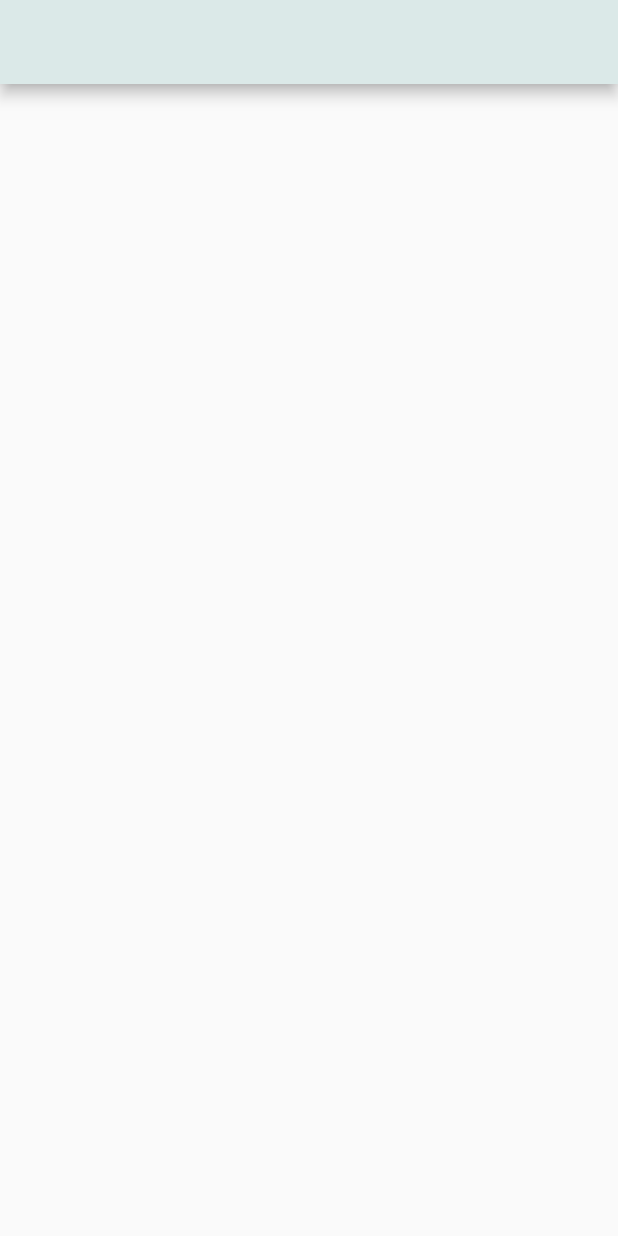
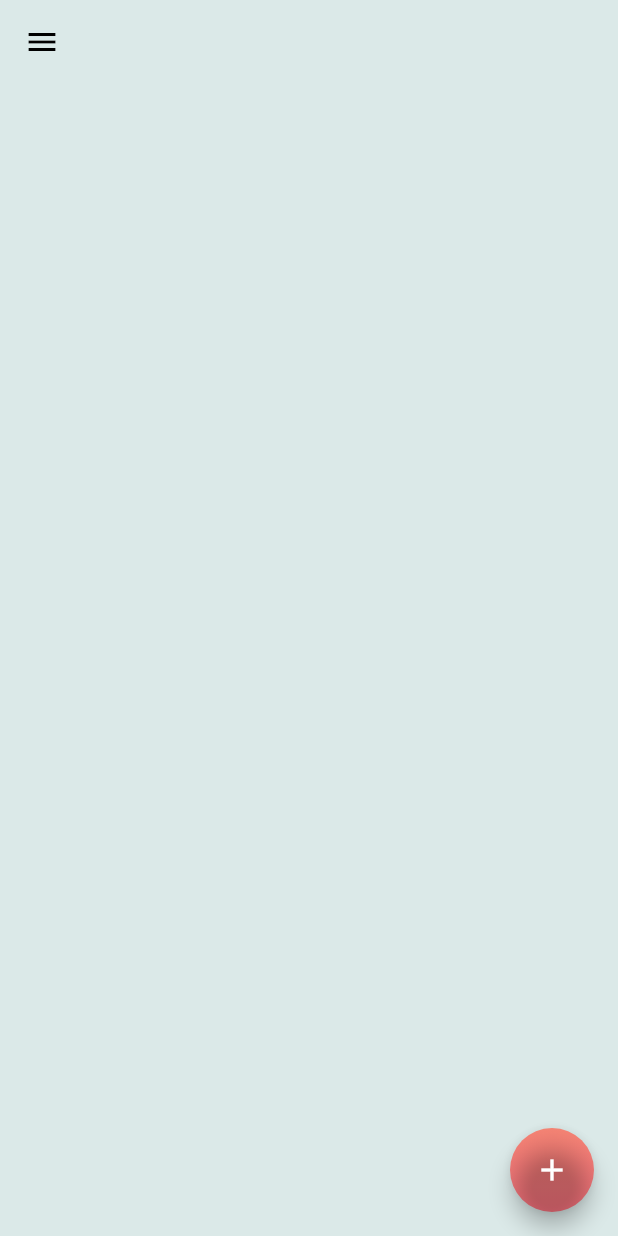
Before and after one commit to hedi-ghodhbane/v2aworkshop, a Flutter app: the screen it shows after launch, on a phone screen of 412 x 824 dp. Run offline on Flutter 3.47's test engine with Material 2 defaults, Android fonts, the phone set to English and light mode, and no system bars.

Commit message:
add theme

```diff
--- a/lib/main.dart
+++ b/lib/main.dart
@@ -10,7 +10,11 @@ class MyApp extends StatelessWidget {
   @override
   Widget build(BuildContext context) {
     return MaterialApp(
-        theme: ThemeData(primaryColor: Color(0xFFDBE9E8)), home: Main());
+        theme: ThemeData(
+            primaryColor: Color(0xFFDBE9E8),
+            canvasColor: Colors.white,
+            backgroundColor: Color(0xFF345C7D)),
+        home: Main());
   }
 }
 
@@ -23,7 +27,26 @@ class _MainState extends State<Main> {
   @override
   Widget build(BuildContext context) {
     return Scaffold(
-      appBar: AppBar(),
+      appBar: AppBar(
+        elevation: 0,
+        leading: IconButton(icon: Icon(Icons.menu), onPressed: () {}),
+      ),
+      body: Container(color: Theme.of(context).primaryColor),
+      floatingActionButton: Container(
+        decoration: BoxDecoration(
+            shape: BoxShape.circle,
+            gradient: LinearGradient(
+                begin: Alignment.topCenter,
+                end: Alignment.bottomCenter,
+                colors: [Color(0xFFFE8978), Color(0xFFFF7582)])),
+        child: FloatingActionButton(
+          onPressed: () {
+            print("hello");
+          },
+          child: Icon(Icons.add),
+          backgroundColor: Colors.transparent,
+        ),
+      ),
     );
   }
 }
```
Also changed, not shown: 1 other file.
